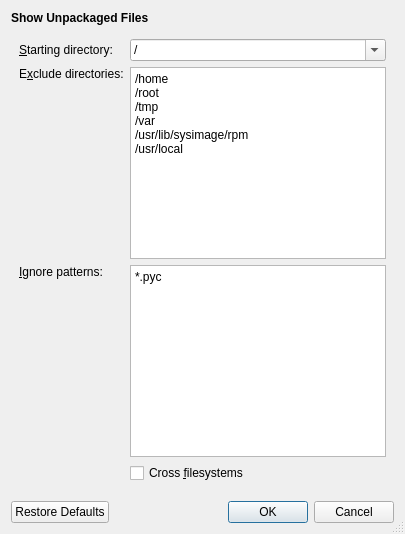
Old version of the form src/open-unpkg-dialog.ui in the repository Lithopsian/qt6dirstat.
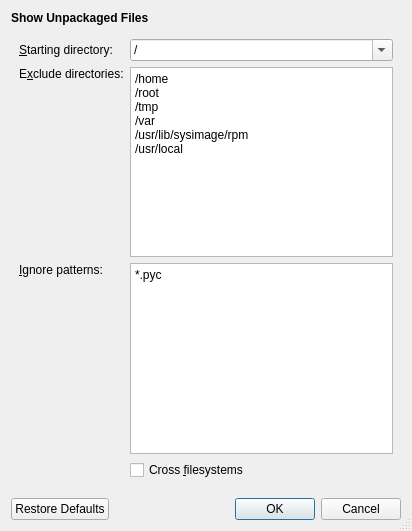
New version of the form.

Diff of the .ui file:
```diff
--- a/src/open-unpkg-dialog.ui
+++ b/src/open-unpkg-dialog.ui
@@ -2,6 +2,14 @@
 <ui version="4.0">
  <class>OpenUnpkgDialog</class>
  <widget class="QDialog" name="OpenUnpkgDialog">
+  <property name="geometry">
+   <rect>
+    <x>0</x>
+    <y>0</y>
+    <width>412</width>
+    <height>531</height>
+   </rect>
+  </property>
   <property name="windowTitle">
    <string>Show Unpackaged Files</string>
   </property>
```
Left out of the diff: 2 changed lines with no effect on the pictures.
